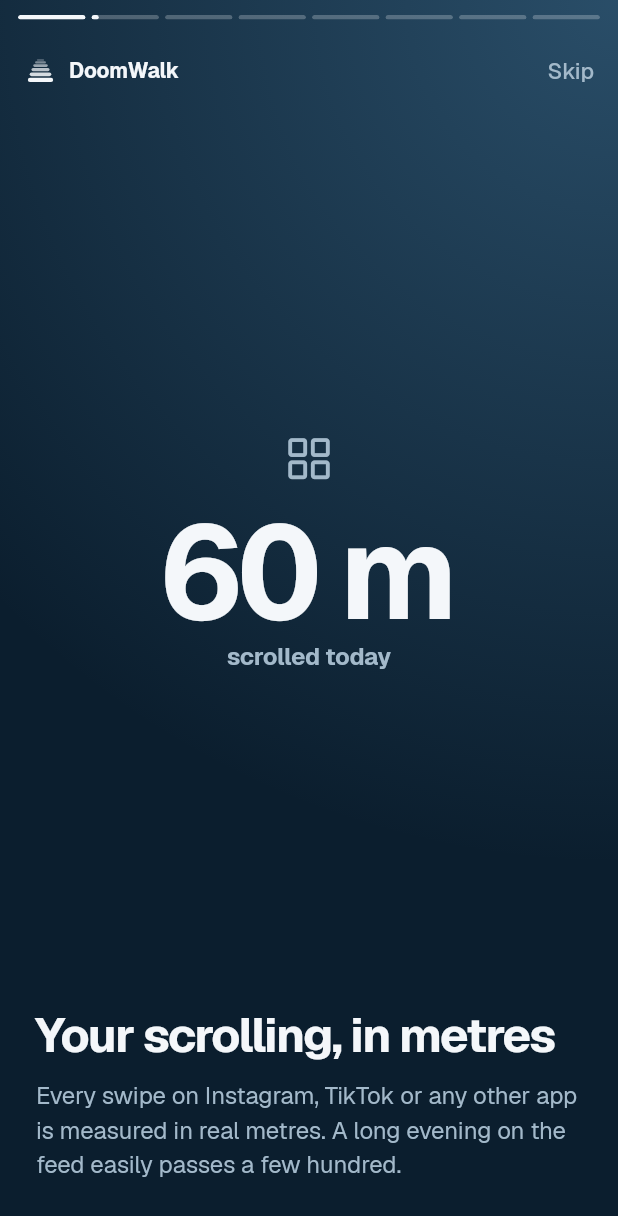
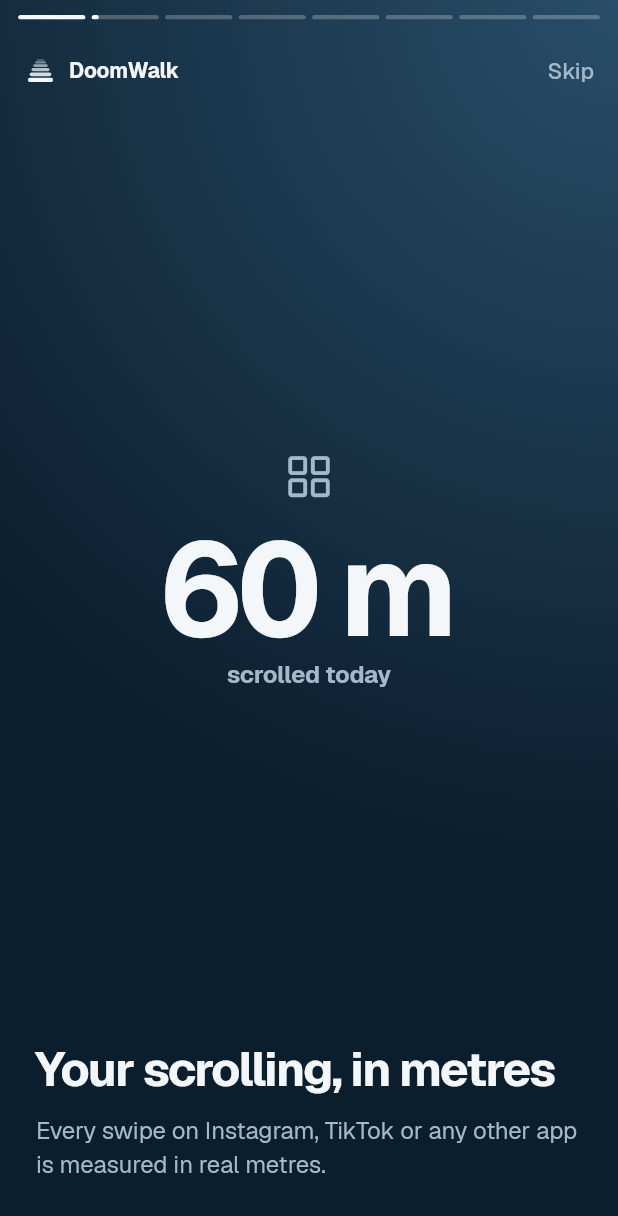
Before and after one commit to lebaaar/doomwalk, a Flutter app: the screen it shows after launch, on a phone screen of 412 x 824 dp. Shown: the top 1216 px of the screen. Run offline on Flutter 3.47's test engine with Material 3 defaults, Android fonts, the phone set to English and light mode, and no system bars; our stand-ins replace flutter_riverpod, package_info_plus, pedometer, permission_handler, share_plus, sqflite; missing offline and left inert: home_widget; accounts and stored records are empty; project files that could hold a hidden picture were left out.

Commit message:
minor ui update

```diff
--- a/lib/ui/intro_stories.dart
+++ b/lib/ui/intro_stories.dart
@@ -235,9 +235,7 @@ List<_Slide> _buildSlides(WalletConfig c) {
     ),
     const _Slide(
       title: 'Your scrolling, in metres',
-      body:
-          'Every swipe on Instagram, TikTok or any other app is measured in real metres. '
-          'A long evening on the feed easily passes a few hundred.',
+      body: 'Every swipe on Instagram, TikTok or any other app is measured in real metres. ',
       visual: _CountUp(
         to: 100,
         caption: 'scrolled today',
@@ -249,7 +247,7 @@ List<_Slide> _buildSlides(WalletConfig c) {
       body:
           'It starts empty every day and holds up to $cap of scrolling, at $start from the first step: '
           '${formatRound(c.startPrice).replaceAll(' ', '\u00A0')} walked per metre. Once it\'s full, walking '
-          'adds nothing, so a long commute can\'t buy a day of scrolling.',
+          'adds nothing.',
       visual: _BankVisual(
         cap: c.bankCapM,
         caption: '${formatCount(fillSteps)} steps fill it',
```
